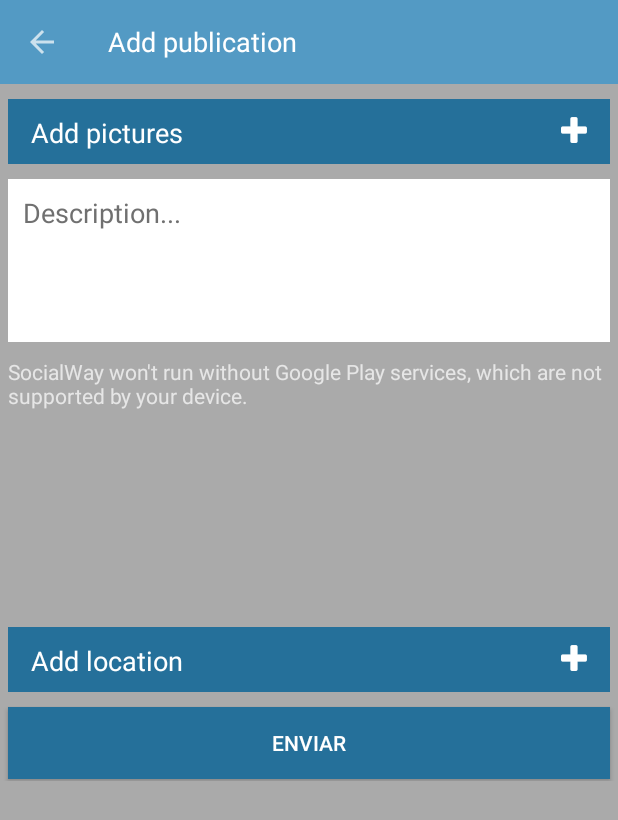
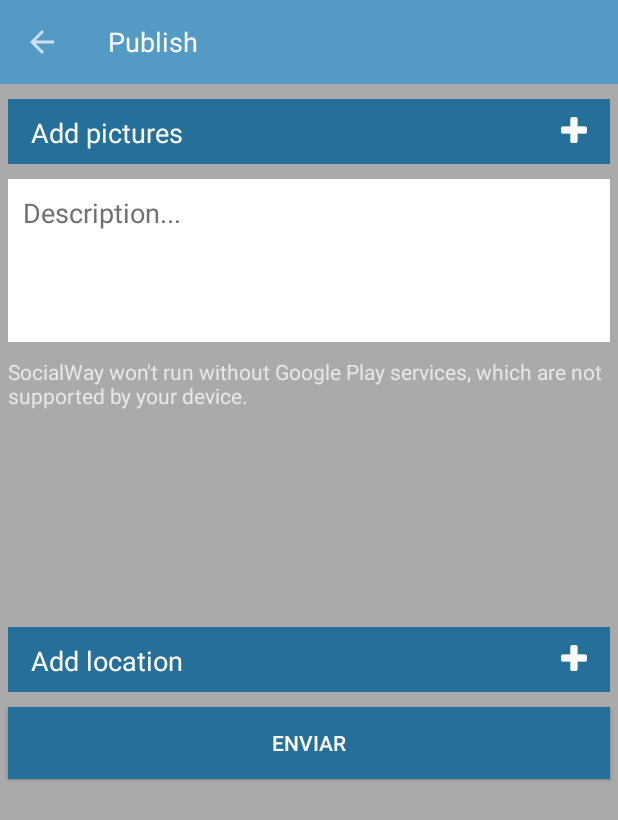
Before and after one commit to mperezf31/SocialWay, an Android app: the LoadPublicationActivity screen opened directly, with no data from a screen before it, on a phone screen of 412 x 824 dp. Shown: the top 820 px of the screen. Run offline under Robolectric (Android 15) with nearby library versions, the phone set to English and light mode, and no system bars; 3 statements that could not run were skipped.

Commit message:
Update strings

```diff
--- a/app/src/main/res/values/strings.xml
+++ b/app/src/main/res/values/strings.xml
@@ -34,7 +34,7 @@
     <string name="title_activity_load_publication">LoadPublicationActivity</string>
     <string name="add_image">Add image</string>
     <string name="descipcion">Description...</string>
-    <string name="add_publication">Add publication</string>
+    <string name="add_publication">Publish</string>
     <string name="add_location">Add location</string>
     <string name="addimage">Add image</string>
     <string name="go_to_camera">Go to the camera</string>
```
Also changed, not shown: 2 other files.
